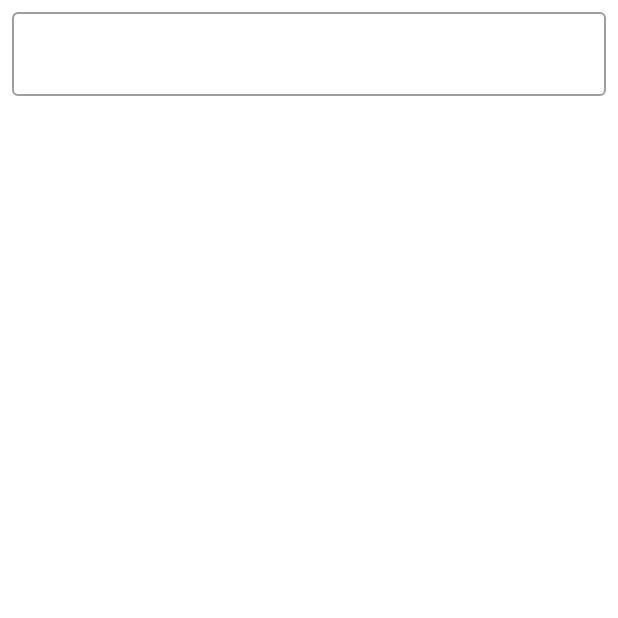
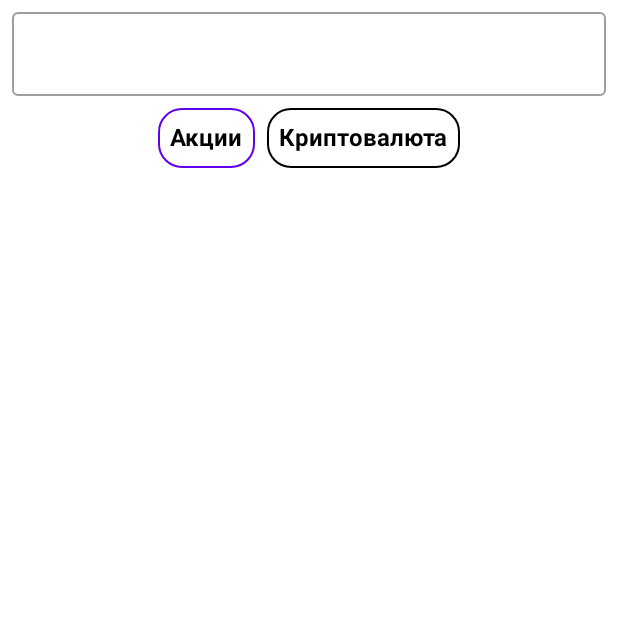
Before and after one commit to Pirajok168/my-investment-portfolio, an Android app built with Jetpack Compose: the screen it shows after launch (MainActivity), after a tap on "Search", on a phone screen of 412 x 824 dp, the top half of it. Run offline under Robolectric (Android 15) with nearby library versions, the phone set to English and light mode, and no system bars; our stand-ins replace Room's generated code, livedata-compose; libraries missing offline, so code that uses them is left out: coil.decode; pictures from the network do not load.

Commit message:
еееее

```diff
--- a/app/src/main/java/com/example/myinvestmentportfolio/dto/QuoteDDTO.kt
+++ b/app/src/main/java/com/example/myinvestmentportfolio/dto/QuoteDDTO.kt
@@ -1,7 +1,7 @@
 package com.example.myinvestmentportfolio.dto
 
 data class QuoteDDTO(
-    val country: String,
+    val country: String?,
     val description: String,
     val exchange: String,
     val provider_id: String,
--- a/app/src/main/java/com/example/myinvestmentportfolio/holders/IdJSONApi.kt
+++ b/app/src/main/java/com/example/myinvestmentportfolio/holders/IdJSONApi.kt
@@ -22,6 +22,10 @@ interface IdJSONApi {
     @POST("/russia/scan")
     suspend fun getLogoIdRussia(@Body dto: PostLogoIdCompany): LogoIdAnswer
 
+    @Headers("Content-Type: application/x-www-form-urlencoded")
+    @POST("/crypto/scan")
+    suspend fun getLogoIdCrypto(@Body dto: PostLogoIdCompany): LogoIdAnswer
+
     companion object{
         private var idPostJSONApi: IdJSONApi? = null
         operator fun invoke(): IdJSONApi{
--- a/app/src/main/java/com/example/myinvestmentportfolio/holders/JSONSearchApi.kt
+++ b/app/src/main/java/com/example/myinvestmentportfolio/holders/JSONSearchApi.kt
@@ -11,9 +11,10 @@ import retrofit2.http.Query
 private const val URL = "https://symbol-search.tradingview.com"
 interface JSONSearchApi {
 
-    @GET("/symbol_search/?exchange=&hl=1&type=stock&domain=production")
+    @GET("/symbol_search/?exchange=&hl=1&domain=production")
     suspend fun getFindQuotes(@Query("text") text: String
-                              , @Query("lang") lang: String): List<QuoteDDTO>
+                              , @Query("lang",) lang: String
+                              , @Query("type") type: String): List<QuoteDDTO>
 
     companion object{
         private var jsonPlaceHolderApi: JSONSearchApi? = null
--- a/app/src/main/java/com/example/myinvestmentportfolio/holders/PostJSONApi.kt
+++ b/app/src/main/java/com/example/myinvestmentportfolio/holders/PostJSONApi.kt
@@ -22,6 +22,10 @@ interface PostJSONApi {
     @POST("/russia/scan")
     suspend fun collectDataForShareRussia(@Body dto: PostDTO): AnswerDTO
 
+    @Headers("Content-Type: application/x-www-form-urlencoded")
+    @POST("/crypto/scan")
+    suspend fun collectDataForShareCrypto(@Body dto: PostDTO): AnswerDTO
+
     companion object{
         private var postJSONApi: PostJSONApi? = null
         operator fun invoke(): PostJSONApi{
--- a/app/src/main/java/com/example/myinvestmentportfolio/screens/MainActivity.kt
+++ b/app/src/main/java/com/example/myinvestmentportfolio/screens/MainActivity.kt
@@ -40,7 +40,7 @@ import com.example.myinvestmentportfolio.ui.theme.MyInvestmentPortfolioTheme
 import com.example.myinvestmentportfolio.viewmodels.ActivityViewModel
 
 
-
+@ExperimentalMaterialApi
 class MainActivity : ComponentActivity() {
     override fun onCreate(savedInstanceState: Bundle?) {
         super.onCreate(savedInstanceState)
--- a/app/src/main/java/com/example/myinvestmentportfolio/screens/SearchTicket.kt
+++ b/app/src/main/java/com/example/myinvestmentportfolio/screens/SearchTicket.kt
@@ -1,16 +1,12 @@
 package com.example.myinvestmentportfolio.screens
 
 import android.annotation.SuppressLint
-import android.util.Log
-import androidx.compose.foundation.BorderStroke
-import androidx.compose.foundation.Image
-import androidx.compose.foundation.background
-import androidx.compose.foundation.clickable
+import androidx.compose.foundation.*
 import androidx.compose.foundation.layout.*
 import androidx.compose.foundation.lazy.LazyColumn
 import androidx.compose.foundation.lazy.items
 import androidx.compose.foundation.shape.CircleShape
-import androidx.compose.foundation.text.KeyboardActions
+import androidx.compose.foundation.shape.RoundedCornerShape
 import androidx.compose.material.*
 import androidx.compose.runtime.*
 import androidx.compose.runtime.livedata.observeAsState
@@ -20,37 +16,74 @@ import androidx.compose.ui.Modifier
 import androidx.compose.ui.focus.FocusRequester
 import androidx.compose.ui.focus.focusRequester
 import androidx.compose.ui.graphics.Color
-import androidx.compose.ui.platform.LocalFocusManager
-import androidx.compose.ui.platform.LocalSoftwareKeyboardController
+import androidx.compose.ui.platform.LocalContext
 import androidx.compose.ui.res.painterResource
 import androidx.compose.ui.text.font.FontWeight
 import androidx.compose.ui.tooling.preview.Preview
 import androidx.compose.ui.unit.dp
 import androidx.lifecycle.viewmodel.compose.viewModel
 import coil.annotation.ExperimentalCoilApi
+import coil.compose.rememberImagePainter
+import coil.decode.SvgDecoder
+import coil.transform.CircleCropTransformation
 import com.example.myinvestmentportfolio.R
 import com.example.myinvestmentportfolio.dto.QuoteDDTO
 import com.example.myinvestmentportfolio.repositorys.Language
 import com.example.myinvestmentportfolio.ui.theme.MyInvestmentPortfolioTheme
+import com.example.myinvestmentportfolio.viewmodels.ChoiceSearch
 import com.example.myinvestmentportfolio.viewmodels.SearchViewModel
 
 
+@ExperimentalMaterialApi
 @OptIn(ExperimentalComposeUiApi::class)
 @Composable
 fun ScreenContentSearch(model: SearchViewModel = viewModel()){
-    Scaffold() {
+    Scaffold {
         var value by remember { mutableStateOf("") }
         val focusRequester = FocusRequester()
-        val localFocusManager = LocalFocusManager.current
-        val keyboardController = LocalSoftwareKeyboardController.current
+        val choice by model.choice.observeAsState()
+
         Column {
-           OutlinedTextField(singleLine=true,value = value, onValueChange = {
-               value = it
-               model.getFindQuotes(value, Language.Russian)
-            }, modifier = Modifier.fillMaxWidth()
-                   .padding(8.dp)
-                   .focusRequester(focusRequester))
+            OutlinedTextField(singleLine=true,value = value, onValueChange = {
+                value = it
+                model.getFindQuotes(value, Language.Russian)
+            }, modifier = Modifier
+                .fillMaxWidth()
+                .padding(8.dp)
+                .focusRequester(focusRequester))
 
+            Row(modifier = Modifier.fillMaxWidth(),
+                horizontalArrangement = Arrangement.Center) {
+
+                Surface(
+                    onClick = { model.setStateSearch(ChoiceSearch.Stock) },
+                    modifier = Modifier.height(40.dp),
+                    shape = RoundedCornerShape(40),
+                    border = BorderStroke(1.dp, color = if(choice?.source=="stock")
+                        MaterialTheme.colors.primary else Color.Black)
+                ) {
+                    Row(verticalAlignment = Alignment.CenterVertically
+                        , horizontalArrangement = Arrangement.Center) {
+                        Text("Акции", color= Color.Black, fontWeight = FontWeight.Bold,
+                            modifier = Modifier.padding(8.dp))
+                    }
+                }
+                Spacer(modifier = Modifier.size(8.dp))
+                Surface(
+                    onClick = { model.setStateSearch(ChoiceSearch.Cryptocurrency) },
+                    modifier = Modifier.height(40.dp),
+                    shape = RoundedCornerShape(40),
+                    border = BorderStroke(1.dp, color = if(choice?.source=="bitcoin,crypto")
+                        MaterialTheme.colors.primary else Color.Black)
+                ) {
+                    Row(verticalAlignment = Alignment.CenterVertically
+                        ,horizontalArrangement = Arrangement.Center) {
+                        Text("Криптовалюта", color= Color.Black, fontWeight = FontWeight.Bold,
+                            modifier = Modifier.padding(8.dp))
+                    }
+
+                }
+            }
             ListOfShares()
         }
 
@@ -74,15 +107,13 @@ fun ListOfShares(model: SearchViewModel = viewModel()){
 @SuppressLint("CoroutineCreationDuringComposition")
 @Composable
 fun CardShare(share: QuoteDDTO, model: SearchViewModel) {
-    val image = when (share.country) {
-        "US" -> {
-            painterResource(id = R.drawable.us)
+    val context = LocalContext.current
+    val imageUrl = when (share.country == null) {
+        false -> {
+            "https://s3-symbol-logo.tradingview.com/country/${share.country}.svg"
         }
-        "RU" -> {
-            painterResource(id = R.drawable.ru)
-        }
-        else -> {
-            painterResource(id = R.drawable.ic_baseline_person_24)
+        true -> {
+            "https://s3-symbol-logo.tradingview.com/provider/${share.provider_id}.svg"
         }
     }
 
@@ -105,13 +136,17 @@ fun CardShare(share: QuoteDDTO, model: SearchViewModel) {
                 Text(text = share.exchange, modifier = Modifier.padding(8.dp))
 
                 Surface(modifier = Modifier
-                    .padding(end = 8.dp)
-                    .size(18.dp)
-                    ,shape = CircleShape
+                    .padding(end = 8.dp),
+                    shape = CircleShape
                     ,border = BorderStroke(1.dp, Color.Black)
                 ) {
-                    Image(painter = image,
-                        contentDescription = "")
+                    Image(painter = rememberImagePainter(
+                        data = R.drawable.ic_baseline_person_24,
+                        builder = {
+                            decoder(SvgDecoder(context))
+                            data(imageUrl)
+                        },
+                    ), contentDescription = "", modifier = Modifier.size(18.dp))
                 }
             }
         }
@@ -133,7 +168,7 @@ fun replace(str: String): String{
     return newStr
 }
 
-
+@ExperimentalMaterialApi
 @Preview(showBackground = true)
 @Composable
 fun DefaultPreview2() {
```
Also changed, not shown: app/src/main/java/com/example/myinvestmentportfolio/UserData.kt (+6 -2 lines), app/src/main/java/com/example/myinvestmentportfolio/repositorys/RepositoryConnection.kt (+36 -3 lines), app/src/main/java/com/example/myinvestmentportfolio/viewmodels/SearchViewModel.kt (+26 -5 lines).
